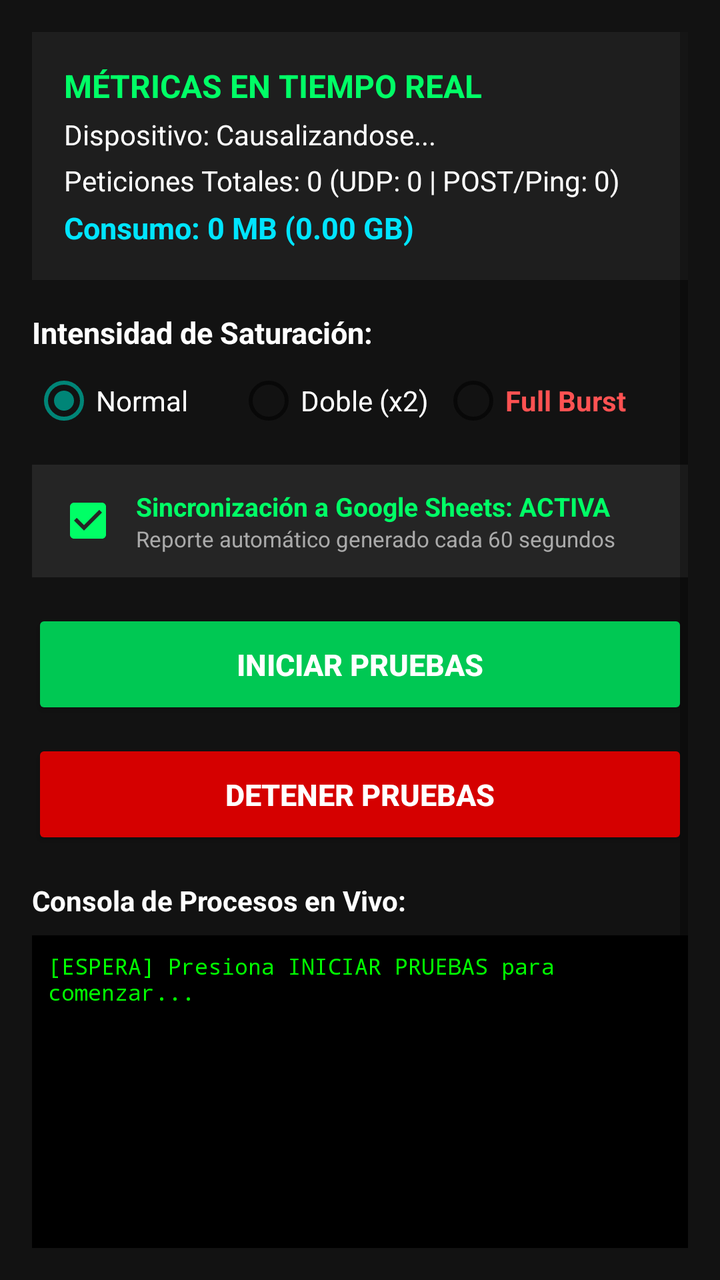
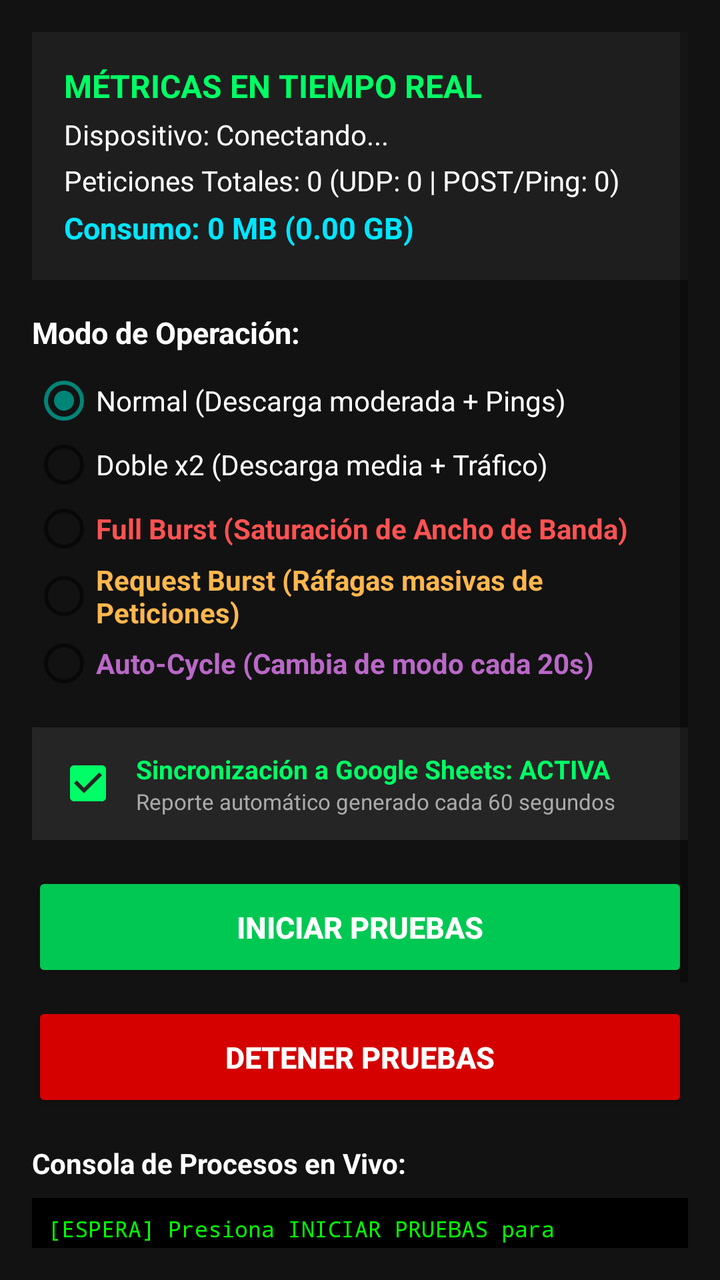

Screens rendered from an Android XML layout before and after an edit, with the pre-edit source and the edit as a unified diff.
<!-- AndroidManifest.xml: application theme Theme.AppCompat.Light -->
<!-- res/layout/activity_main.xml -->
<?xml version="1.0" encoding="utf-8"?>
<ScrollView xmlns:android="http://schemas.android.com/apk/res/android"
    android:layout_width="match_parent"
    android:layout_height="match_parent"
    android:background="#121212"
    android:padding="16dp">

    <LinearLayout
        android:layout_width="match_parent"
        android:layout_height="wrap_content"
        android:orientation="vertical">

        
        <LinearLayout
            android:layout_width="match_parent"
            android:layout_height="wrap_content"
            android:background="#1E1E1E"
            android:orientation="vertical"
            android:padding="16dp"
            android:layout_marginBottom="16dp">

            <TextView
                android:layout_width="wrap_content"
                android:layout_height="wrap_content"
                android:text="MÉTRICAS EN TIEMPO REAL"
                android:textColor="#00FF66"
                android:textStyle="bold"
                android:textSize="16sp" />

            <TextView
                android:id="@+id/tvDeviceId"
                android:layout_width="wrap_content"
                android:layout_height="wrap_content"
                android:text="Dispositivo: Causalizandose..."
                android:textColor="#FFFFFF"
                android:textSize="14sp"
                android:layout_marginTop="4dp" />

            <TextView
                android:id="@+id/tvPeticiones"
                android:layout_width="wrap_content"
                android:layout_height="wrap_content"
                android:text="Peticiones Totales: 0 (UDP: 0 | POST/Ping: 0)"
                android:textColor="#FFFFFF"
                android:textSize="14sp"
                android:layout_marginTop="4dp" />

            <TextView
                android:id="@+id/tvConsumo"
                android:layout_width="wrap_content"
                android:layout_height="wrap_content"
                android:text="Consumo: 0 MB (0.00 GB)"
                android:textColor="#00E5FF"
                android:textStyle="bold"
                android:textSize="15sp"
                android:layout_marginTop="4dp" />
        </LinearLayout>

        
        <TextView
            android:layout_width="wrap_content"
            android:layout_height="wrap_content"
            android:text="Intensidad de Saturación:"
            android:textColor="#FFFFFF"
            android:textStyle="bold"
            android:textSize="15sp"
            android:layout_marginBottom="8dp" />

        <RadioGroup
            android:id="@+id/rgIntensidad"
            android:layout_width="match_parent"
            android:layout_height="wrap_content"
            android:orientation="horizontal"
            android:layout_marginBottom="16dp">

            <RadioButton
                android:id="@+id/rbNormal"
                android:layout_width="0dp"
                android:layout_height="wrap_content"
                android:layout_weight="1"
                android:text="Normal"
                android:textColor="#FFFFFF"
                android:checked="true" />

            <RadioButton
                android:id="@+id/rbDoble"
                android:layout_width="0dp"
                android:layout_height="wrap_content"
                android:layout_weight="1"
                android:text="Doble (x2)"
                android:textColor="#FFFFFF" />

            <RadioButton
                android:id="@+id/rbFull"
                android:layout_width="0dp"
                android:layout_height="wrap_content"
                android:layout_weight="1.2"
                android:text="Full Burst"
                android:textColor="#FF5252"
                android:textStyle="bold" />
        </RadioGroup>

        
        <LinearLayout
            android:layout_width="match_parent"
            android:layout_height="wrap_content"
            android:background="#252525"
            android:orientation="horizontal"
            android:padding="12dp"
            android:gravity="center_vertical"
            android:layout_marginBottom="16dp">

            <CheckBox
                android:id="@+id/chkAutoSheets"
                android:layout_width="wrap_content"
                android:layout_height="wrap_content"
                android:checked="true"
                android:enabled="false"
                android:buttonTint="#00FF66" />

            <LinearLayout
                android:layout_width="match_parent"
                android:layout_height="wrap_content"
                android:orientation="vertical"
                android:layout_marginStart="8dp">

                <TextView
                    android:id="@+id/tvEstadoSheets"
                    android:layout_width="wrap_content"
                    android:layout_height="wrap_content"
                    android:text="Sincronización a Google Sheets: ACTIVA"
                    android:textColor="#00FF66"
                    android:textStyle="bold"
                    android:textSize="13sp" />

                <TextView
                    android:layout_width="wrap_content"
                    android:layout_height="wrap_content"
                    android:text="Reporte automático generado cada 60 segundos"
                    android:textColor="#AAAAAA"
                    android:textSize="11sp" />
            </LinearLayout>
        </LinearLayout>

        
        <Button
            android:id="@+id/btnIniciar"
            android:layout_width="match_parent"
            android:layout_height="55dp"
            android:text="INICIAR PRUEBAS"
            android:backgroundTint="#00C853"
            android:textColor="#FFFFFF"
            android:textStyle="bold"
            android:textSize="15sp"
            android:layout_marginBottom="10dp" />

        <Button
            android:id="@+id/btnDetener"
            android:layout_width="match_parent"
            android:layout_height="55dp"
            android:text="DETENER PRUEBAS"
            android:backgroundTint="#D50000"
            android:textColor="#FFFFFF"
            android:textStyle="bold"
            android:textSize="15sp"
            android:layout_marginBottom="16dp" />

        
        <TextView
            android:layout_width="wrap_content"
            android:layout_height="wrap_content"
            android:text="Consola de Procesos en Vivo:"
            android:textColor="#FFFFFF"
            android:textStyle="bold"
            android:textSize="14sp"
            android:layout_marginBottom="8dp" />

        <ScrollView
            android:id="@+id/scrollConsole"
            android:layout_width="match_parent"
            android:layout_height="220dp"
            android:background="#000000"
            android:padding="8dp">

            <TextView
                android:id="@+id/tvLogConsole"
                android:layout_width="match_parent"
                android:layout_height="wrap_content"
                android:fontFamily="monospace"
                android:textColor="#00FF00"
                android:textSize="11sp"
                android:text="[ESPERA] Presiona INICIAR PRUEBAS para comenzar...\n" />
        </ScrollView>

    </LinearLayout>
</ScrollView>
<!-- resources referenced by this layout -->
<resources>

</resources>

<!-- the commit's change to res/layout/activity_main.xml (unified diff, before → after) -->
@@ -31,7 +31,7 @@
                 android:id="@+id/tvDeviceId"
                 android:layout_width="wrap_content"
                 android:layout_height="wrap_content"
-                android:text="Dispositivo: Causalizandose..."
+                android:text="Dispositivo: Conectando..."
                 android:textColor="#FFFFFF"
                 android:textSize="14sp"
                 android:layout_marginTop="4dp" />
@@ -60,7 +60,7 @@
         <TextView
             android:layout_width="wrap_content"
             android:layout_height="wrap_content"
-            android:text="Intensidad de Saturación:"
+            android:text="Modo de Operación:"
             android:textColor="#FFFFFF"
             android:textStyle="bold"
             android:textSize="15sp"
@@ -70,33 +70,46 @@
             android:id="@+id/rgIntensidad"
             android:layout_width="match_parent"
             android:layout_height="wrap_content"
-            android:orientation="horizontal"
+            android:orientation="vertical"
             android:layout_marginBottom="16dp">
 
             <RadioButton
                 android:id="@+id/rbNormal"
-                android:layout_width="0dp"
-                android:layout_height="wrap_content"
-                android:layout_weight="1"
-                android:text="Normal"
+                android:layout_width="match_parent"
+                android:layout_height="wrap_content"
+                android:text="Normal (Descarga moderada + Pings)"
                 android:textColor="#FFFFFF"
                 android:checked="true" />
 
             <RadioButton
                 android:id="@+id/rbDoble"
-                android:layout_width="0dp"
-                android:layout_height="wrap_content"
-                android:layout_weight="1"
-                android:text="Doble (x2)"
+                android:layout_width="match_parent"
+                android:layout_height="wrap_content"
+                android:text="Doble x2 (Descarga media + Tráfico)"
                 android:textColor="#FFFFFF" />
 
             <RadioButton
                 android:id="@+id/rbFull"
-                android:layout_width="0dp"
-                android:layout_height="wrap_content"
-                android:layout_weight="1.2"
-                android:text="Full Burst"
+                android:layout_width="match_parent"
+                android:layout_height="wrap_content"
+                android:text="Full Burst (Saturación de Ancho de Banda)"
                 android:textColor="#FF5252"
+                android:textStyle="bold" />
+
+            <RadioButton
+                android:id="@+id/rbRequestBurst"
+                android:layout_width="match_parent"
+                android:layout_height="wrap_content"
+                android:text="Request Burst (Ráfagas masivas de Peticiones)"
+                android:textColor="#FFB74D"
+                android:textStyle="bold" />
+
+            <RadioButton
+                android:id="@+id/rbAutoCycle"
+                android:layout_width="match_parent"
+                android:layout_height="wrap_content"
+                android:text="Auto-Cycle (Cambia de modo cada 20s)"
+                android:textColor="#BA68C8"
                 android:textStyle="bold" />
         </RadioGroup>
 
